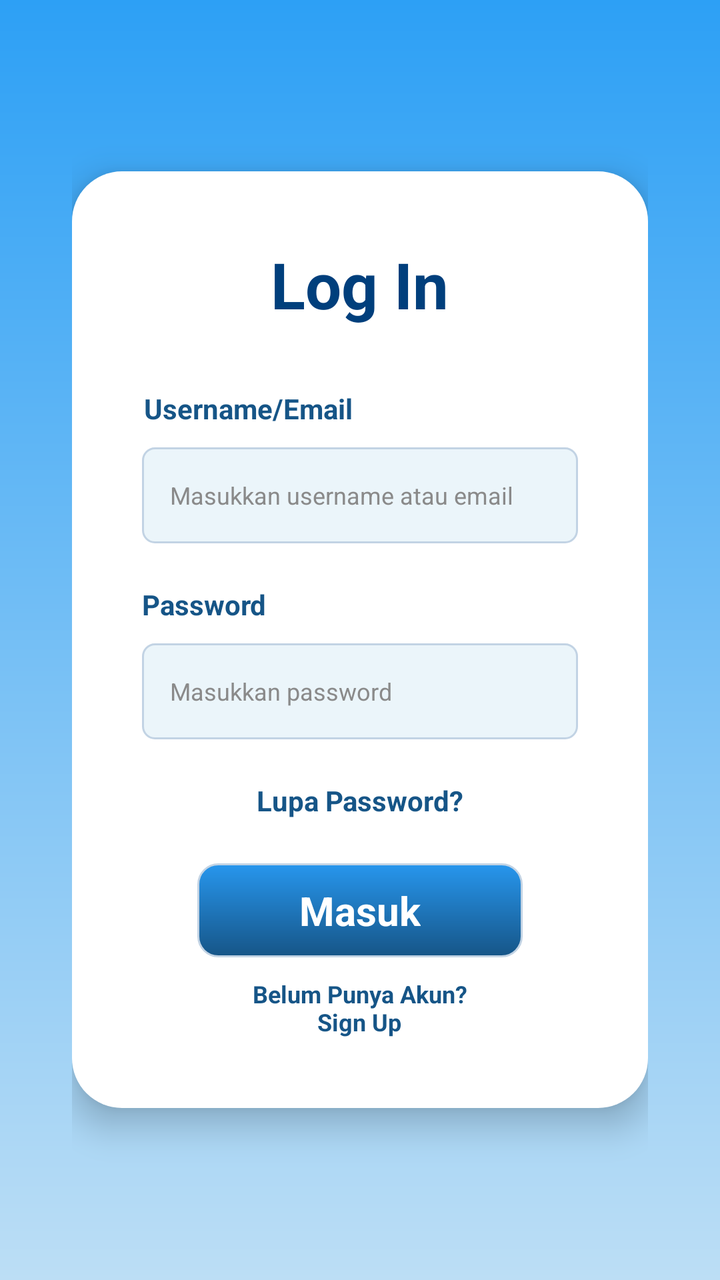
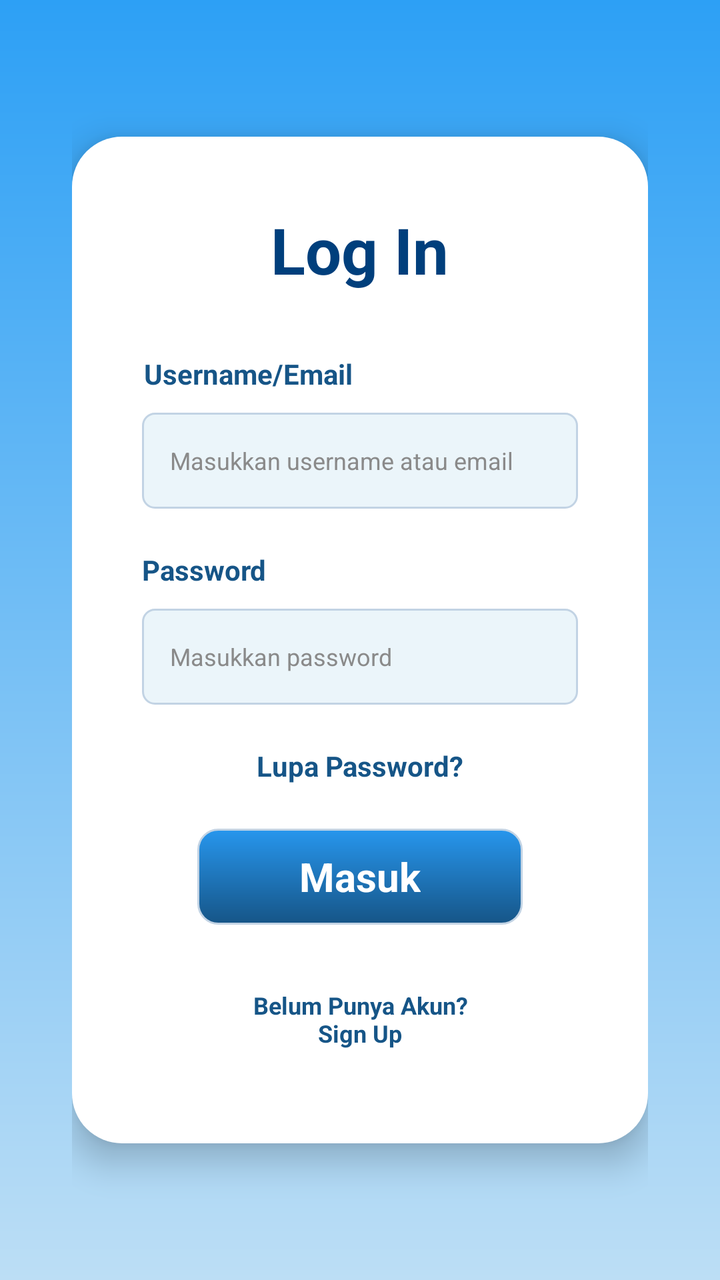

Two renders of the same Android screen: before a commit and after it. Below are the layout's source before the change and the commit's diff.
<!-- AndroidManifest.xml: application theme Theme.WisataGo -->
<!-- res/layout/activity_login.xml -->
<LinearLayout
    xmlns:android="http://schemas.android.com/apk/res/android"
    xmlns:tools="http://schemas.android.com/tools"
    xmlns:app="http://schemas.android.com/apk/res-auto"
    android:background="#FFFFFF"
    android:orientation="vertical"
    android:layout_width="match_parent"
    android:layout_height="match_parent">
    <ScrollView
        android:id="@+id/rc0fkyl4dwuf"
        android:layout_width="match_parent"
        android:layout_height="match_parent"
        android:background="@drawable/bg_login"
        android:fillViewport="true">
        <LinearLayout
            android:layout_width="match_parent"
            android:layout_height="match_parent"
            android:gravity="center"
            android:orientation="vertical"
            android:padding="36dp">
            <LinearLayout
                android:id="@+id/rk4a3h352g2g"
                android:layout_width="match_parent"
                android:layout_height="wrap_content"
                android:background="@drawable/kotak"
                android:paddingVertical="35dp"
                android:elevation="10dp"
                android:orientation="vertical">
                <LinearLayout
                    android:id="@+id/rggq1w3o19e"
                    android:layout_width="match_parent"
                    android:layout_height="wrap_content"
                    android:gravity="center_horizontal"
                    android:layout_marginBottom="31dp"
                    android:orientation="vertical">
                    <TextView
                        android:id="@+id/r90oc3wwn4yh"
                        android:textColor="#003F7C"
                        android:textSize="32sp"
                        android:textStyle="bold"
                        android:layout_height="wrap_content"
                        android:layout_width="wrap_content"
                        android:text="Log In"
                        />
                </LinearLayout>
                <TextView
                    android:id="@+id/r1qnbiymm98s"
                    android:textColor="#165587"
                    android:textSize="14sp"
                    android:textStyle="bold"
                    android:layout_marginBottom="10dp"
                    android:layout_marginStart="36dp"
                    android:layout_height="wrap_content"
                    android:layout_width="wrap_content"
                    android:text="Username/Email"
                    />
                <EditText
                    android:id="@+id/etUsername"
                    android:layout_width="match_parent"
                    android:layout_height="48dp"
                    android:layout_marginHorizontal="35dp"
                    android:layout_marginBottom="21dp"
                    android:background="@drawable/kotakformdata"
                    android:hint="Masukkan username atau email"
                    android:textSize="12sp"
                    android:paddingHorizontal="14dp"
                    android:textColor="#000000"
                    android:textColorHint="#8A8A8A"/>
                <TextView
                    android:id="@+id/r96igiylrkz"
                    android:textColor="#165587"
                    android:textSize="14sp"
                    android:textStyle="bold"
                    android:layout_marginBottom="10dp"
                    android:layout_marginStart="35dp"
                    android:layout_height="wrap_content"
                    android:layout_width="wrap_content"
                    android:text="Password"
                    />
                <EditText
                    android:id="@+id/etPassword"
                    android:layout_width="match_parent"
                    android:layout_height="48dp"
                    android:layout_marginHorizontal="35dp"
                    android:layout_marginBottom="21dp"
                    android:background="@drawable/kotakformdata"
                    android:hint="Masukkan password"
                    android:textSize="12sp"
                    android:paddingHorizontal="14dp"
                    android:textColor="#000000"
                    android:textColorHint="#8A8A8A"
                    android:inputType="textPassword"/>
                <LinearLayout
                    android:id="@+id/rs3av5spr3i8"
                    android:layout_width="match_parent"
                    android:layout_height="wrap_content"
                    android:gravity="center_horizontal"
                    android:layout_marginBottom="22dp"
                    android:orientation="vertical">
                    <TextView
                        android:id="@+id/r1zr8e0vjfrw"
                        android:textColor="#165587"
                        android:textSize="14sp"
                        android:textStyle="bold"
                        android:layout_height="wrap_content"
                        android:layout_width="wrap_content"
                        android:text="Lupa Password?"
                        />
                </LinearLayout>
                <LinearLayout
                    android:id="@+id/reqr1zgfhv1u"
                    android:layout_width="match_parent"
                    android:layout_height="wrap_content"
                    android:gravity="center_horizontal"
                    android:layout_marginBottom="10dp"
                    android:orientation="vertical">
                    <LinearLayout
                        android:id="@+id/rl822png1s6q"
                        android:layout_width="wrap_content"
                        android:layout_height="wrap_content"
                        android:background="@drawable/bg_login2"
                        android:paddingVertical="10dp"
                        android:paddingHorizontal="51dp"
                        android:clickable="true"
                        android:focusable="true"
                        android:orientation="vertical">
                        <TextView
                            android:id="@+id/r2dioe9li4qm"
                            android:textColor="#FFFFFF"
                            android:textSize="20sp"
                            android:textStyle="bold"
                            android:layout_height="wrap_content"
                            android:layout_width="wrap_content"
                            android:text="Masuk"
                            />
                    </LinearLayout>
                </LinearLayout>
                <LinearLayout
                    android:id="@+id/rcgkhvofl7f4"
                    android:layout_width="match_parent"
                    android:layout_height="wrap_content"
                    android:gravity="center_horizontal"
                    android:orientation="vertical">
                    <TextView
                        android:id="@+id/rmbtfuctunlg"
                        android:textColor="#165587"
                        android:textSize="12sp"
                        android:textStyle="bold"
                        android:layout_height="wrap_content"
                        android:layout_width="113dp"
                        android:gravity="center"
                        android:text="Belum Punya Akun?\nSign Up"
                        />
                </LinearLayout>
            </LinearLayout>
        </LinearLayout>
    </ScrollView>
</LinearLayout>
<!-- resources referenced by this layout -->
<resources>
  <!-- drawable bg_login (drawable) -->
  <?xml version="1.0" encoding="UTF-8"?>
  <shape
      xmlns:android="http://schemas.android.com/apk/res/android">
      <gradient
          android:startColor="#2DA0F5"
          android:endColor="#BCDEF5"
          android:angle="270"
          />
  </shape>
  <!-- drawable bg_login2 (drawable) -->
  <?xml version="1.0" encoding="UTF-8"?>
  <shape
      xmlns:android="http://schemas.android.com/apk/res/android">
      <gradient
          android:startColor="#2796ED"
          android:endColor="#165587"
          android:angle="270"
          />
      <stroke
          android:color="#C2D3E4"
          android:width="1dp"
          />
      <corners
          android:radius="10dp"
          />
  </shape>
  <!-- drawable kotak (drawable) -->
  <?xml version="1.0" encoding="UTF-8"?>
  <shape
      xmlns:android="http://schemas.android.com/apk/res/android">
      <solid
          android:color="#FFFFFF"
          />
      <corners
          android:radius="25dp"
          />
  </shape>
  <!-- drawable kotakformdata (drawable) -->
  <?xml version="1.0" encoding="UTF-8"?>
  <shape
      xmlns:android="http://schemas.android.com/apk/res/android">
      <solid
          android:color="#EBF5FA"
          />
      <stroke
          android:color="#C2D3E4"
          android:width="1dp"
          />
      <corners
          android:radius="6dp"
          />
  </shape>
  <style name="Theme.WisataGo" parent="Theme.AppCompat.Light.NoActionBar">
      </style>
</resources>

<!-- the commit's change to res/layout/activity_login.xml (unified diff, before → after) -->
@@ -6,18 +6,21 @@
     android:orientation="vertical"
     android:layout_width="match_parent"
     android:layout_height="match_parent">
+
     <ScrollView
         android:id="@+id/rc0fkyl4dwuf"
         android:layout_width="match_parent"
         android:layout_height="match_parent"
         android:background="@drawable/bg_login"
         android:fillViewport="true">
+
         <LinearLayout
             android:layout_width="match_parent"
             android:layout_height="match_parent"
             android:gravity="center"
             android:orientation="vertical"
             android:padding="36dp">
+
             <LinearLayout
                 android:id="@+id/rk4a3h352g2g"
                 android:layout_width="match_parent"
@@ -26,6 +29,7 @@
                 android:paddingVertical="35dp"
                 android:elevation="10dp"
                 android:orientation="vertical">
+
                 <LinearLayout
                     android:id="@+id/rggq1w3o19e"
                     android:layout_width="match_parent"
@@ -33,6 +37,7 @@
                     android:gravity="center_horizontal"
                     android:layout_marginBottom="31dp"
                     android:orientation="vertical">
+
                     <TextView
                         android:id="@+id/r90oc3wwn4yh"
                         android:textColor="#003F7C"
@@ -40,9 +45,9 @@
                         android:textStyle="bold"
                         android:layout_height="wrap_content"
                         android:layout_width="wrap_content"
-                        android:text="Log In"
-                        />
+                        android:text="Log In" />
                 </LinearLayout>
+
                 <TextView
                     android:id="@+id/r1qnbiymm98s"
                     android:textColor="#165587"
@@ -52,8 +57,8 @@
                     android:layout_marginStart="36dp"
                     android:layout_height="wrap_content"
                     android:layout_width="wrap_content"
-                    android:text="Username/Email"
-                    />
+                    android:text="Username/Email" />
+
                 <EditText
                     android:id="@+id/etUsername"
                     android:layout_width="match_parent"
@@ -64,8 +69,10 @@
                     android:hint="Masukkan username atau email"
                     android:textSize="12sp"
                     android:paddingHorizontal="14dp"
+                    android:gravity="center_vertical"
                     android:textColor="#000000"
                     android:textColorHint="#8A8A8A"/>
+
                 <TextView
                     android:id="@+id/r96igiylrkz"
                     android:textColor="#165587"
@@ -75,8 +82,8 @@
                     android:layout_marginStart="35dp"
                     android:layout_height="wrap_content"
                     android:layout_width="wrap_content"
-                    android:text="Password"
-                    />
+                    android:text="Password" />
+
                 <EditText
                     android:id="@+id/etPassword"
                     android:layout_width="match_parent"
@@ -87,9 +94,11 @@
                     android:hint="Masukkan password"
                     android:textSize="12sp"
                     android:paddingHorizontal="14dp"
+                    android:gravity="center_vertical"
                     android:textColor="#000000"
                     android:textColorHint="#8A8A8A"
                     android:inputType="textPassword"/>
+
                 <LinearLayout
                     android:id="@+id/rs3av5spr3i8"
                     android:layout_width="match_parent"
@@ -97,6 +106,7 @@
                     android:gravity="center_horizontal"
                     android:layout_marginBottom="22dp"
                     android:orientation="vertical">
+
                     <TextView
                         android:id="@+id/r1zr8e0vjfrw"
                         android:textColor="#165587"
@@ -104,9 +114,9 @@
                         android:textStyle="bold"
                         android:layout_height="wrap_content"
                         android:layout_width="wrap_content"
-                        android:text="Lupa Password?"
-                        />
+                        android:text="Lupa Password?" />
                 </LinearLayout>
+
                 <LinearLayout
                     android:id="@+id/reqr1zgfhv1u"
                     android:layout_width="match_parent"
@@ -114,16 +124,21 @@
                     android:gravity="center_horizontal"
                     android:layout_marginBottom="10dp"
                     android:orientation="vertical">
+
                     <LinearLayout
                         android:id="@+id/rl822png1s6q"
                         android:layout_width="wrap_content"
                         android:layout_height="wrap_content"
+                        android:minHeight="48dp"
                         android:background="@drawable/bg_login2"
                         android:paddingVertical="10dp"
                         android:paddingHorizontal="51dp"
                         android:clickable="true"
                         android:focusable="true"
-                        android:orientation="vertical">
+                        android:foreground="?attr/selectableItemBackground"
+                        android:gravity="center"
+                        android:orientation="horizontal">
+
                         <TextView
                             android:id="@+id/r2dioe9li4qm"
                             android:textColor="#FFFFFF"
@@ -131,26 +146,33 @@
                             android:textStyle="bold"
                             android:layout_height="wrap_content"
                             android:layout_width="wrap_content"
-                            android:text="Masuk"
-                            />
+                            android:clickable="false"
+                            android:text="Masuk" />
                     </LinearLayout>
                 </LinearLayout>
+
                 <LinearLayout
-                    android:id="@+id/rcgkhvofl7f4"
                     android:layout_width="match_parent"
                     android:layout_height="wrap_content"
                     android:gravity="center_horizontal"
+                    android:layout_marginTop="10dp"
                     android:orientation="vertical">
+
                     <TextView
                         android:id="@+id/rmbtfuctunlg"
+                        android:layout_width="wrap_content"
+                        android:layout_height="wrap_content"
+                        android:minHeight="48dp"
+                        android:minWidth="150dp"
+                        android:gravity="center"
+                        android:padding="12dp"
+                        android:clickable="true"
+                        android:focusable="true"
+                        android:foreground="?attr/selectableItemBackground"
+                        android:text="Belum Punya Akun?\nSign Up"
                         android:textColor="#165587"
                         android:textSize="12sp"
-                        android:textStyle="bold"
-                        android:layout_height="wrap_content"
-                        android:layout_width="113dp"
-                        android:gravity="center"
-                        android:text="Belum Punya Akun?\nSign Up"
-                        />
+                        android:textStyle="bold" />
                 </LinearLayout>
             </LinearLayout>
         </LinearLayout>
